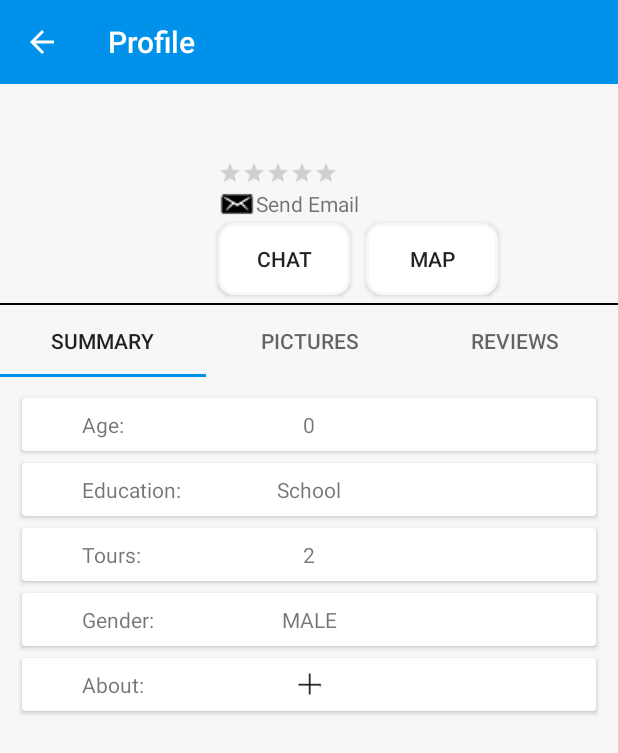
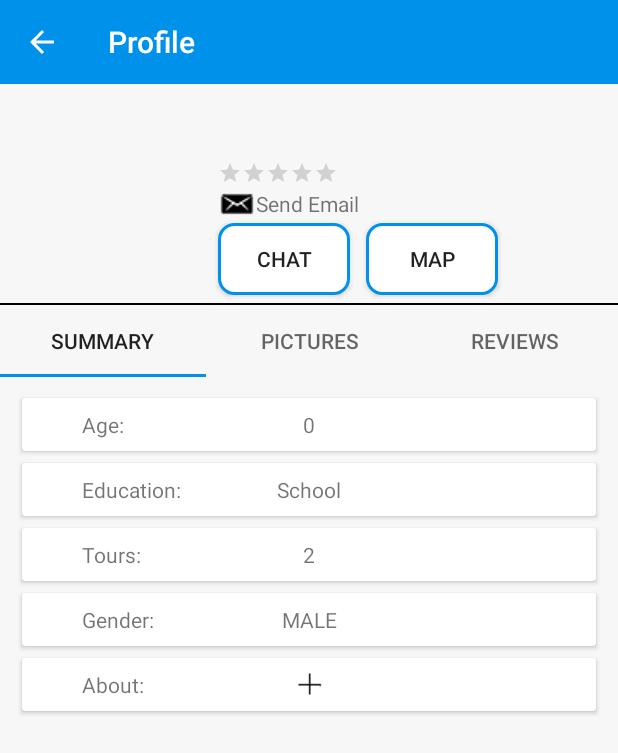
Before and after one commit to mwaqaspervez/Traveyy, an Android app: the PageFragment screen opened directly, with no data from a screen before it, on a phone screen of 412 x 824 dp. Shown: the top 753 px of the screen. Run offline under Robolectric (Android 15) with nearby library versions, the phone set to English and light mode, and no system bars; our stand-ins replace Firebase (no records; nobody signed in at launch, a user with empty details on screens opened directly); libraries missing offline, so code that uses them is left out: com.crashlytics.android, com.mikepenz.fontawesome_typeface_library, com.mikepenz.iconics, com.mikepenz.materialdrawer, io.fabric.sdk; pictures from the network do not load; 13 statements that could not run were skipped.

Commit message:
First Commit

```diff
--- a/app/src/main/AndroidManifest.xml
+++ b/app/src/main/AndroidManifest.xml
@@ -9,7 +9,9 @@
     <uses-permission android:name="android.permission.ACCESS_NETWORK_STATE" />
 
 
+
     <application
+        android:name=".ApplicationClass"
         android:allowBackup="true"
         android:fullBackupContent="false"
         android:icon="@drawable/app_logo"
--- a/app/src/main/java/com/example/dayshift_2/traveyy/AddDescTourInfo.java
+++ b/app/src/main/java/com/example/dayshift_2/traveyy/AddDescTourInfo.java
@@ -23,7 +23,7 @@ import java.util.ArrayList;
 
 
 public class AddDescTourInfo extends Fragment {
-    public static AddDescTourInfo instance = null;
+    private static AddDescTourInfo instance = null;
     private LinearLayout layout;
 
     public static AddDescTourInfo newInstance() {
--- a/app/src/main/java/com/example/dayshift_2/traveyy/ConversationMain.java
+++ b/app/src/main/java/com/example/dayshift_2/traveyy/ConversationMain.java
@@ -120,7 +120,7 @@ public class ConversationMain extends AppCompatActivity {
         @Override
         protected Void doInBackground(String... params) {
 
-            FirebaseDatabase database = FirebaseDatabase.getInstance();
+            final FirebaseDatabase database = FirebaseDatabase.getInstance();
             DatabaseReference mDatabase = database.getReference("Messages");
             Query query = mDatabase.orderByChild("queryEmail").equalTo(queryEmail);
 
--- a/app/src/main/java/com/example/dayshift_2/traveyy/GuideMainPage.java
+++ b/app/src/main/java/com/example/dayshift_2/traveyy/GuideMainPage.java
@@ -44,6 +44,8 @@ public class GuideMainPage extends Activity implements View.OnClickListener {
         mAuth = FirebaseAuth.getInstance();
         Fabric.with(this, new Crashlytics());
         initialize();
+
+
     }
 
     private void initialize() {
@@ -79,6 +81,8 @@ public class GuideMainPage extends Activity implements View.OnClickListener {
     public void onStart() {
         super.onStart();
         mAuth.addAuthStateListener(mAuthListener);
+
+
     }
 
     @Override
@@ -101,6 +105,7 @@ public class GuideMainPage extends Activity implements View.OnClickListener {
                 dialog.setMessage("Loading");
                 dialog.setIndeterminate(true);
                 dialog.show();
+
                 if (Utils.isNetworkAvailable(this)) {
                     if (!(email.equals("") && pass.equals(""))) {
                         mAuth.signInWithEmailAndPassword(email, pass)
@@ -190,6 +195,7 @@ public class GuideMainPage extends Activity implements View.OnClickListener {
         super.onResume();
         if (mAuth.getCurrentUser() != null)
             this.finish();
+
     }
 
 }
--- a/app/src/main/java/com/example/dayshift_2/traveyy/PageFragment.java
+++ b/app/src/main/java/com/example/dayshift_2/traveyy/PageFragment.java
@@ -94,50 +94,10 @@ public class PageFragment extends Fragment implements View.OnClickListener {
                 TextView tour = (TextView) rootView.findViewById(R.id.summary_tour);
                 TextView gender = (TextView) rootView.findViewById(R.id.summary_gender);
                 TextView about = (TextView) rootView.findViewById(R.id.summary_about);
-                TextView tv_age = (TextView) rootView.findViewById(R.id.summary_tv_age);
-                TextView tv_about = (TextView) rootView.findViewById(R.id.qweqwe);
-                TextView tv_type = (TextView) rootView.findViewById(R.id.summary_tv_type);
-                TextView tv_rooms = (TextView) rootView.findViewById(R.id.summary_tv_roomsAvailable);
-                //  LinearLayout layout1 = (LinearLayout) rootView.findViewById(R.id.summary_layout_perday);
-                TextView tv_gender = (TextView) rootView.findViewById(R.id.summary_tv_per);
 
                 cardView = (CardView) rootView.findViewById(R.id.card_view);
                 scroller = (ScrollView) rootView.findViewById(R.id.layout_info);
-/*
-                if (prefs.getString("who", "Guide").equals("Hotel")) {
-                    tv_age.setText("Price: ");
-                    tv_gender.setText("Services ");
-                    tv_gender.setLayoutParams(new FrameLayout.LayoutParams(
-                            FrameLayout.LayoutParams.MATCH_PARENT,
-                            FrameLayout.LayoutParams.WRAP_CONTENT));
-                    tv_gender.setGravity(Gravity.CENTER);
-                    tv_gender.setTextSize(TypedValue.COMPLEX_UNIT_SP, 16f);
 
-                    tv_type.setText("Type: ");
-                    tv_rooms.setText("Bookings:");
-                    tv_about.setText("Packages:");
-                    age.setText(String.valueOf(prefs.getInt("age", 0)) + " " + prefs.getString("gender", "per night"));
-                    education.setText(prefs.getString("qual", ""));
-                    tour.setText(String.valueOf(prefs.getInt("tours", 2)));
-                    tv_gender.setPadding(12, 8, 12, 8);
-                    gender.setGravity(Gravity.START);
-
-                    String services = "";
-
-                    if (prefs.getBoolean("gym", false))
-                        services += "\nGym : Gym is Available\n";
-                    if (prefs.getBoolean("car", false))
-                        services += "Cab Service : Cab Service is Available\n";
-                    if (prefs.getBoolean("dine", false))
-                        services += "Dining : Indoor Dining is Available\n";
-                    if (prefs.getBoolean("wifi", false))
-                        services += "Wifi : High-Speed Wifi is Available for free\n";
-                    if (prefs.getBoolean("paw", false))
-                        services += "Pets : Pets are Allowed (Extra Charges May Apply)";
-
-                    gender.setText(services);
-                    about.setText(prefs.getString("about", "No Information Shared."));
-                } else {*/
                 age.setText(String.valueOf(prefs.getInt("age", 0)));
                 education.setText(prefs.getString("qual", "School"));
                 tour.setText(String.valueOf(prefs.getInt("tours", 2)));
--- a/app/src/main/java/com/example/dayshift_2/traveyy/StartupActivity.java
+++ b/app/src/main/java/com/example/dayshift_2/traveyy/StartupActivity.java
@@ -19,7 +19,7 @@ public class StartupActivity extends Activity {
         new Handler().postDelayed(new Runnable() {
             @Override
             public void run() {
-                /* Create an Intent that will start the Menu-Activity. */
+                // Create an Intent that will start the Menu-Activity.
                 Intent mainIntent = new Intent(StartupActivity.this, MainActivity.class);
                 StartupActivity.this.startActivity(mainIntent);
                 StartupActivity.this.finish();
--- a/app/src/main/java/com/example/dayshift_2/traveyy/Utils.java
+++ b/app/src/main/java/com/example/dayshift_2/traveyy/Utils.java
@@ -24,7 +24,7 @@ import java.util.Map;
 
 public class Utils {
 
-    private static String websiteAddress = "http://172.16.0.49/";
+    private static String websiteAddress = "http://traveyy.000webhostapp.com/";
 
     static String getRequest(String fileName, String query) {
         int responseCode = 404;
--- a/app/src/main/res/drawable/layout_rounded_corner.xml
+++ b/app/src/main/res/drawable/layout_rounded_corner.xml
@@ -1,7 +1,13 @@
 <?xml version="1.0" encoding="UTF-8"?>
 <shape xmlns:android="http://schemas.android.com/apk/res/android">
-    <solid android:color="@color/white"/>
-    <stroke android:width="2dip" android:color="@color/backgroundcolor" />
-    <corners android:radius="10dip"/>
-    <padding android:left="0dip" android:top="0dip" android:right="0dip" android:bottom="0dip" />
+    <solid android:color="@color/white" />
+    <stroke
+        android:width="2dip"
+        android:color="@color/colorAccent" />
+    <corners android:radius="10dip" />
+    <padding
+        android:bottom="0dip"
+        android:left="0dip"
+        android:right="0dip"
+        android:top="0dip" />
 </shape>
--- a/app/src/main/res/layout/layout_booknow.xml
+++ /dev/null
@@ -1,6 +0,0 @@
-<?xml version="1.0" encoding="utf-8"?>
-<LinearLayout xmlns:android="http://schemas.android.com/apk/res/android"
-    android:orientation="vertical" android:layout_width="match_parent"
-    android:layout_height="match_parent">
-
-</LinearLayout>
--- a/app/src/main/res/layout/layout_writeareview.xml
+++ b/app/src/main/res/layout/layout_writeareview.xml
@@ -5,7 +5,7 @@
     android:layout_height="wrap_content"
     android:layout_marginBottom="10dp"
     android:orientation="vertical"
-    android:visibility="visible">
+    android:visibility="gone">
 
     <EditText
         android:id="@+id/edWriterMessage"
--- a/app/src/main/res/menu/menu_edit_user_profile.xml
+++ b/app/src/main/res/menu/menu_edit_user_profile.xml
@@ -2,6 +2,9 @@
 <menu xmlns:android="http://schemas.android.com/apk/res/android"
     xmlns:app="http://schemas.android.com/apk/res-auto">
 
-    <item android:title="Save" android:id="@+id/save_button" app:showAsAction="always">
+    <item
+        android:id="@+id/save_button"
+        android:title="Save"
+        app:showAsAction="always">
     </item>
 </menu>
--- a/app/src/main/res/values/colors.xml
+++ b/app/src/main/res/values/colors.xml
@@ -9,4 +9,5 @@
     <color name="web">#0091EA</color>
     <color name="lightWeb">#00b8e6</color>
     <color name="colorInactive">#747474</color>
+
 </resources>
```
Also changed, not shown: app/src/main/java/com/example/dayshift_2/traveyy/ApplicationClass.java (added, +15 -0 lines), app/src/main/res/drawable/ic_drop_down.xml (deleted, +0 -9 lines), app/src/main/res/layout/layout_logo.xml (+19 -2 lines), app/src/main/res/drawable/traveyy.png (added).
